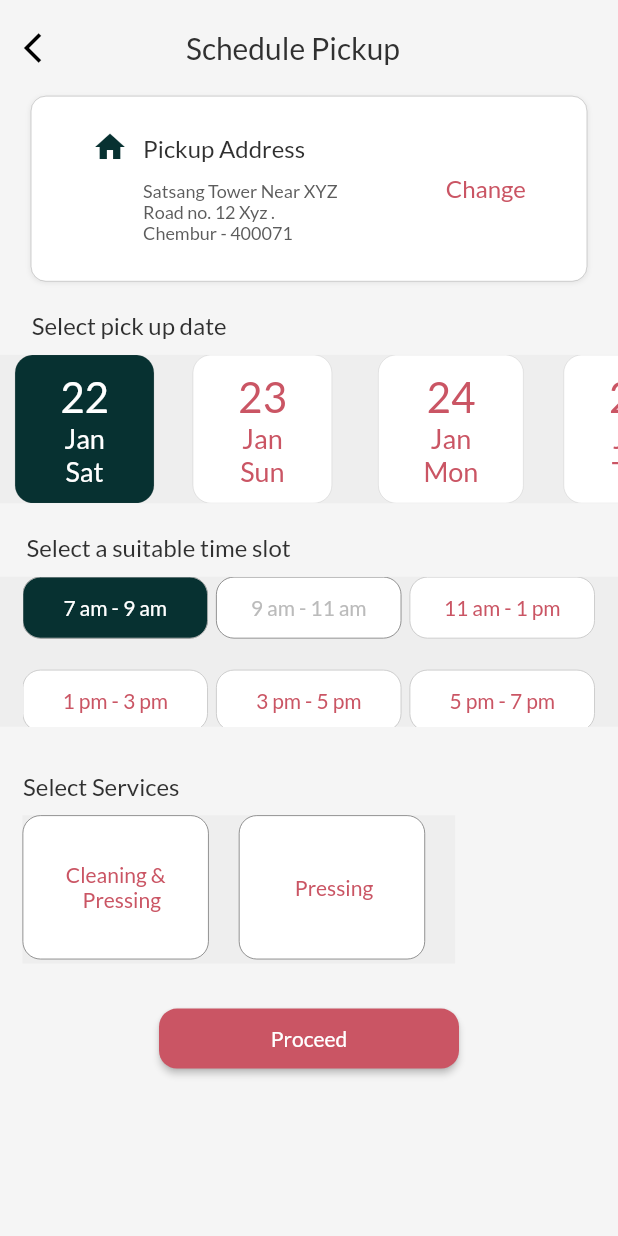
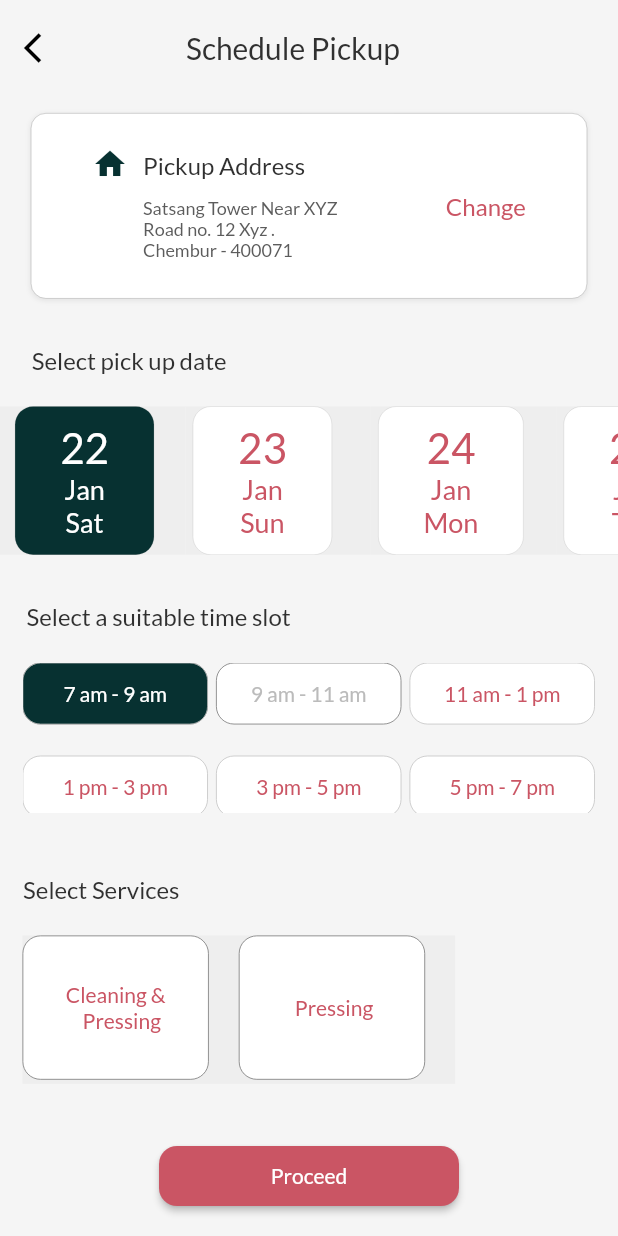
Before and after one commit to pratit989/Rinse, a Flutter app: the SchedulePickupWidget screen opened directly, on a phone screen of 412 x 824 dp. Run offline on Flutter 3.47's test engine with Material 2 defaults, Android fonts, the phone set to English and light mode, and no system bars; drawn by our look-alikes of auto_size_text; our stand-ins replace built_collection, built_value, cloud_firestore, easy_debounce, firebase_auth, firebase_core and 9 more; missing offline and left inert: json_path; accounts and stored records are empty; generated files the repository leaves out were written again.

Commit message:
Updating to latest FlutterFlow output.

```diff
--- a/lib/schedule_pickup/schedule_pickup_widget.dart
+++ b/lib/schedule_pickup/schedule_pickup_widget.dart
@@ -26,6 +26,7 @@ class _SchedulePickupWidgetState extends State<SchedulePickupWidget> {
       body: SafeArea(
         child: Column(
           mainAxisSize: MainAxisSize.max,
+          mainAxisAlignment: MainAxisAlignment.spaceBetween,
           children: [
             Padding(
               padding: EdgeInsetsDirectional.fromSTEB(0, 20, 0, 20),
@@ -180,7 +181,7 @@ class _SchedulePickupWidgetState extends State<SchedulePickupWidget> {
               width: MediaQuery.of(context).size.width,
               height: MediaQuery.of(context).size.height * 0.12,
               decoration: BoxDecoration(
-                color: Color(0xFFEEEEEE),
+                color: Color(0xFFF5F5F5),
               ),
               child: DateButtonWidget(),
             ),
@@ -202,7 +203,7 @@ class _SchedulePickupWidgetState extends State<SchedulePickupWidget> {
               width: MediaQuery.of(context).size.width,
               height: 100,
               decoration: BoxDecoration(
-                color: Color(0xFFEEEEEE),
+                color: Color(0xFFF5F5F5),
               ),
               child: Padding(
                 padding: EdgeInsetsDirectional.fromSTEB(15, 0, 15, 0),
@@ -231,7 +232,7 @@ class _SchedulePickupWidgetState extends State<SchedulePickupWidget> {
               ),
             ),
             Padding(
-              padding: EdgeInsetsDirectional.fromSTEB(0, 30, 0, 0),
+              padding: EdgeInsetsDirectional.fromSTEB(0, 30, 0, 20),
               child: FFButtonWidget(
                 onPressed: () async {
                   await Navigator.push(
```
